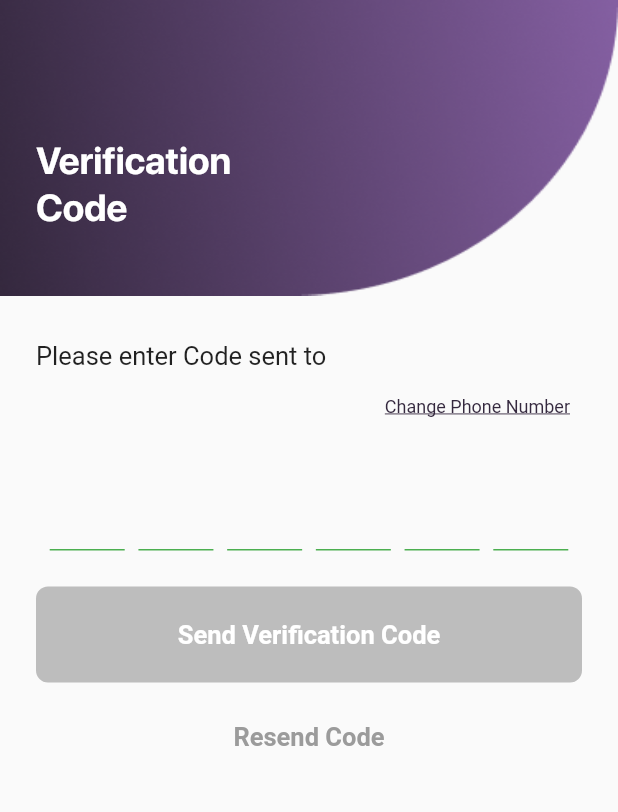
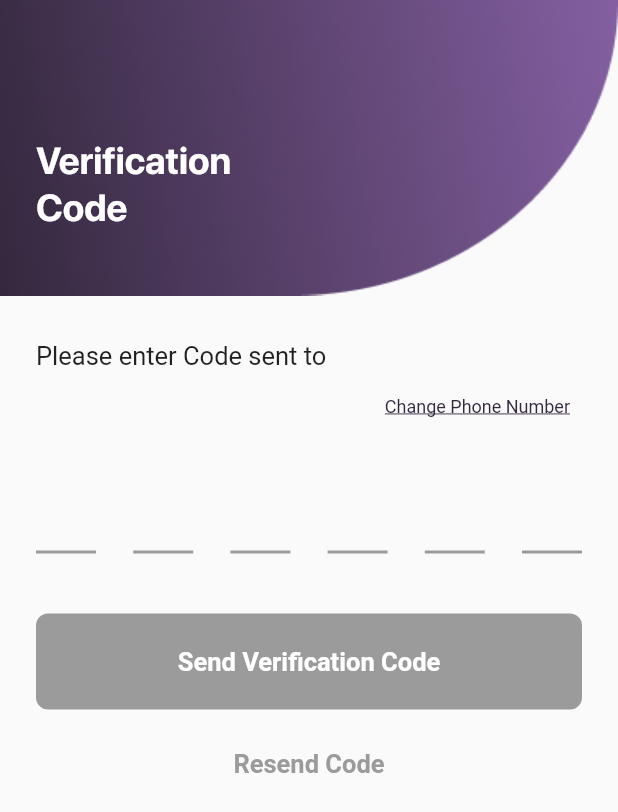
Before and after one commit to frg-x/e_commerce_template, a Flutter app: the VerificationScreen screen opened directly with empty values, on a phone screen of 412 x 824 dp. Shown: the top 812 px of the screen. Run offline on Flutter 3.47's test engine with Material 2 defaults, Android fonts, the phone set to English and light mode, and no system bars; drawn by our look-alikes of otp_text_field, pin_code_fields; our stand-ins replace mask_text_input_formatter; Roboto replaces fonts that are missing (SF-Pro-Text).

Commit message:
changed pin-code package

```diff
--- a/lib/screens/enter_phone_screen.dart
+++ b/lib/screens/enter_phone_screen.dart
@@ -170,7 +170,7 @@ class _EnterPhoneScreenState extends State<EnterPhoneScreen> {
                                 Color(0xFFE7B944),
                               )
                             : MaterialStateProperty.all<Color>(
-                                Colors.grey.shade400),
+                                Color(0xFF9B9B9B)),
                         shape:
                             MaterialStateProperty.all<RoundedRectangleBorder>(
                           RoundedRectangleBorder(
--- a/lib/screens/verification_screen.dart
+++ b/lib/screens/verification_screen.dart
@@ -6,6 +6,7 @@ import 'package:flutter/rendering.dart';
 import 'package:flutter/widgets.dart';
 import 'package:otp_text_field/otp_text_field.dart';
 import 'package:otp_text_field/style.dart';
+import 'package:pin_code_fields/pin_code_fields.dart';
 
 class VerificationScreen extends StatefulWidget {
   static const routeName = '/verification';
@@ -95,27 +96,47 @@ class _VerificationScreenState extends State<VerificationScreen> {
                     ],
                   ),
                   SizedBox(height: 24.0),
-                  OTPTextField(
-                    onCompleted: (pin) => _validatePin(pin),
-                    onChanged: (pin) => _validatePin(pin),
+                  // OTPTextField(
+                  //   onCompleted: (pin) => _validatePin(pin),
+                  //   onChanged: (pin) => _validatePin(pin),
+                  //   length: 6,
+                  //   width: MediaQuery.of(context).size.width,
+                  //   textFieldAlignment: MainAxisAlignment.spaceEvenly,
+                  //   otpFieldStyle: OtpFieldStyle(
+                  //     borderColor: Colors.green,
+                  //     disabledBorderColor: Colors.green,
+                  //     focusBorderColor: Colors.green,
+                  //     enabledBorderColor: Colors.green,
+                  //   ),
+                  //   fieldWidth: 50,
+                  //   fieldStyle: FieldStyle.underline,
+                  //   keyboardType: TextInputType.number,
+                  //   style: TextStyle(
+                  //     fontFamily: 'SF-Pro-Display',
+                  //     fontSize: 25.0,
+                  //     fontWeight: FontWeight.w700,
+                  //     color: Color(0xFF605A65),
+                  //   ),
+                  // ),
+                  PinCodeTextField(
+                    appContext: context,
+                    keyboardType: TextInputType.number,
                     length: 6,
-                    width: MediaQuery.of(context).size.width,
-                    textFieldAlignment: MainAxisAlignment.spaceEvenly,
-                    otpFieldStyle: OtpFieldStyle(
-                      borderColor: Colors.green,
-                      disabledBorderColor: Colors.green,
-                      focusBorderColor: Colors.green,
-                      enabledBorderColor: Colors.green,
+                    showCursor: false,
+                    pinTheme: PinTheme(
+                      disabledColor: Colors.black,
+                      inactiveColor: Color(0xFF9B9B9B),
+                      activeColor: Colors.green,
+                      selectedColor: Color(0xFF9B9B9B),
                     ),
-                    fieldWidth: 50,
-                    fieldStyle: FieldStyle.underline,
-                    keyboardType: TextInputType.number,
-                    style: TextStyle(
+                    textStyle: TextStyle(
                       fontFamily: 'SF-Pro-Display',
                       fontSize: 25.0,
                       fontWeight: FontWeight.w700,
                       color: Color(0xFF605A65),
                     ),
+                    animationType: AnimationType.none,
+                    onChanged: (text) => _validatePin(text),
                   ),
                   SizedBox(height: 24.0),
                   SizedBox(
@@ -133,7 +154,7 @@ class _VerificationScreenState extends State<VerificationScreen> {
                                 Color(0xFFE7B944),
                               )
                             : MaterialStateProperty.all<Color>(
-                                Colors.grey.shade400),
+                                Color(0xFF9B9B9B)),
                         shape:
                             MaterialStateProperty.all<RoundedRectangleBorder>(
                           RoundedRectangleBorder(
--- a/pubspec.yaml
+++ b/pubspec.yaml
@@ -25,6 +25,7 @@ dependencies:
     sdk: flutter
   mask_text_input_formatter: ^2.0.0
   otp_text_field: ^1.1.1
+  pin_code_fields: ^7.2.0
 
 
   # The following adds the Cupertino Icons font to your application.
```
Also changed, not shown: pubspec.lock.
